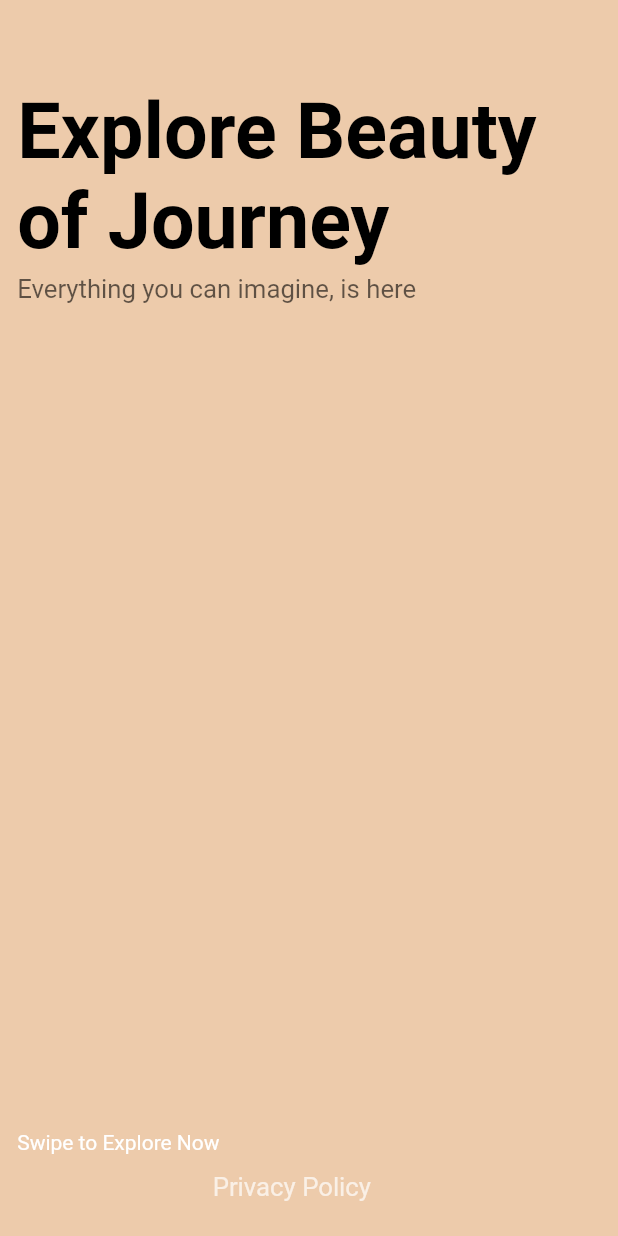
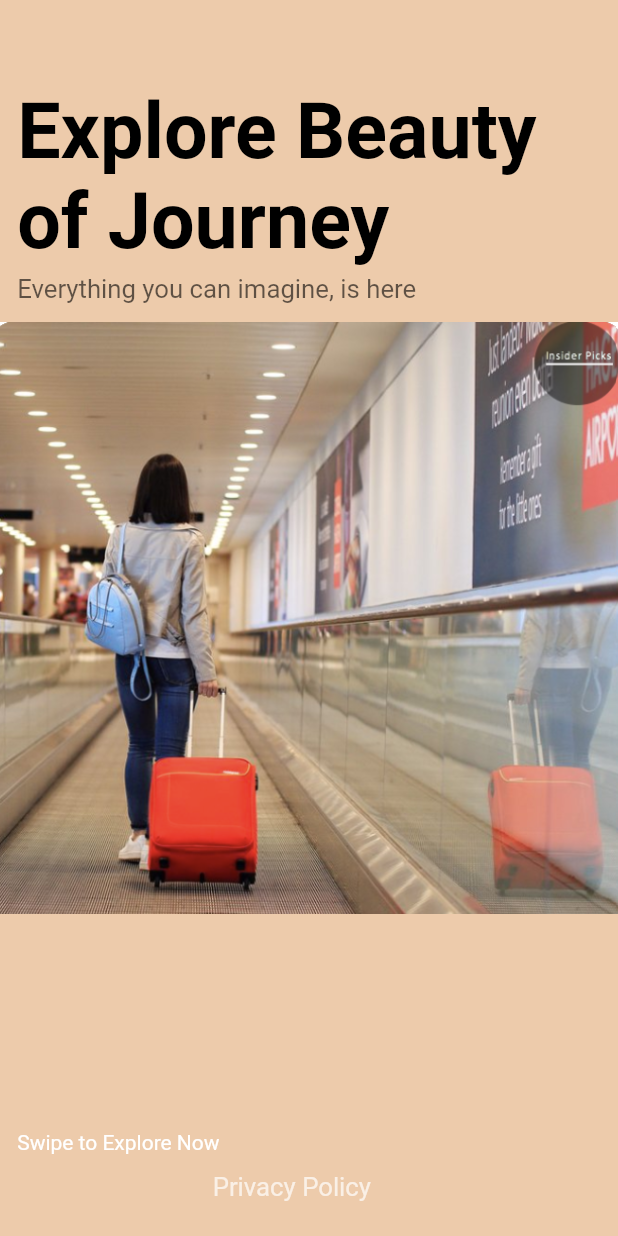
Before and after one commit to abdo2121nasser/shared-code, a Flutter app: the WelcomeScreen screen opened directly, on a phone screen of 412 x 824 dp. Run offline on Flutter 3.47's test engine with Material 2 defaults, Android fonts, the phone set to English and light mode, and no system bars; our stand-ins replace awesome_dialog, bloc, flutter_bloc, flutter_screenutil, sqflite; missing offline and left inert: flutter_swipe_button; accounts and stored records are empty; network calls fail.

Commit message:
finish ask except images

```diff
--- a/travel_app/lib/blocks/popular_category.dart
+++ b/travel_app/lib/blocks/popular_category.dart
@@ -26,11 +26,11 @@ class PopularCategory extends StatelessWidget {
               Text('Popular Categories',
                 style: TextStyle(fontSize: 23.sp, fontWeight: FontWeight.bold),),
               SizedBox(
-                height: 80.h,
+                height: 60.h,
                 child: ListView.separated(
                   padding: EdgeInsets.symmetric(horizontal: 20.sp),
                   scrollDirection: Axis.horizontal,
-                    itemBuilder: (context, index) => PopularCategoryicon(index: index),
+                    itemBuilder: (context, index) => PopularCategoryicon(index: index,flage: true,),
                     separatorBuilder: (context, index) => SizedBox(width: 30.sp,) ,
                     itemCount: cubit2.popularrDataModel.data!.length!),
               )
--- /dev/null
+++ b/travel_app/lib/clip_path/tringle_clip_path.dart
@@ -0,0 +1,23 @@
+import 'package:flutter/material.dart';
+
+
+
+class Tringle extends CustomClipper<Path>
+{
+  @override
+  Path getClip(Size size) {
+    final path=Path();
+    path.lineTo(size.width/2, 0);
+    path.lineTo(size.width, size.height);
+    path.lineTo(0, size.height);
+    path.lineTo(size.width/2, 0);
+    path.close();
+    return path;
+
+  }
+
+  @override
+  bool shouldReclip(covariant CustomClipper<Path> oldClipper) =>false;
+
+
+}
--- a/travel_app/lib/data_models/popular_category_data_model.dart
+++ b/travel_app/lib/data_models/popular_category_data_model.dart
@@ -1,5 +1,6 @@
 Map<String,dynamic> popularCategoryData= {
- "data":[ {
+ "data": [
+   {
     "image": "https://th.bing.com/th/id/R.238a691d66fa372509cc7fbdf09541ef?rik=wvto4pwD1BBTTQ&pid=ImgRaw&r=0",
     "name": "Flight"
   },
@@ -15,5 +16,23 @@ Map<String,dynamic> popularCategoryData= {
     "image": "https://www.prankster101.com/wp-content/uploads/event-icon.png",
     "name": "Event"
   }
+  ],
+  "feature": [
+    {
+      "image": "https://th.bing.com/th/id/R.6e068d8b3c533fc1af0e5903e884bd63?rik=dK%2bskOHCXtZi6g&pid=ImgRaw&r=0",
+      "name": "Maps"
+    },
+    {
+      "image": "https://th.bing.com/th/id/R.d87222045ab285cb8387c5650a0b03fa?rik=L11oSyIl6huw6g&riu=http%3a%2f%2fwww.bmj.com%2fcompany%2fwp-content%2fuploads%2f2014%2f08%2ftoolkit-user-guide-icon.png&ehk=vZNL4Gth8lUw8KTLRBZ95ewAvb1HS0QnxJ%2bQrLL24jY%3d&risl=&pid=ImgRaw&r=0",
+      "name": "Guide"
+    },
+    {
+      "image": "https://th.bing.com/th/id/R.5f074f3e5f70d58b349d31c159d04ab5?rik=QRdRLNYN6ofmUw&riu=http%3a%2f%2fimages.clipartpanda.com%2fday-clipart-day_and_night.png&ehk=%2frqfwSlr4Tm%2bPxQa3C0MYb8s6MtBHrhTmTiTp2jPdDA%3d&risl=&pid=ImgRaw&r=0",
+      "name":  "4 day 3 night"
+    },
+    {
+      "image": "https://th.bing.com/th/id/R.622430ca9439d8842d9a49a4412f7e6a?rik=Syoi7J2RNOnoWA&pid=ImgRaw&r=0",
+      "name": "Dinner"
+    }
   ]
 };
--- a/travel_app/lib/data_models/travel_data_model.dart
+++ b/travel_app/lib/data_models/travel_data_model.dart
@@ -8,52 +8,52 @@ Map<String,dynamic> travelData= {
       {
         "image":"https://img.freepik.com/premium-photo/mountain-sunset-beautiful-landscape_756748-161.jpg",
         "placeName": "Mount Biomo",
-        "price": 890,
+        "price": 840,
         "country": "Thailand"
       },
       {
-        "image":"https://img.freepik.com/premium-photo/mountain-sunset-beautiful-landscape_756748-161.jpg",
-        "placeName": "Mount Biomo",
-        "price": 890,
+        "image":"https://th.bing.com/th/id/OIP.7yRE4s5E14QHnU3UOBLRXgHaE8?pid=ImgDet&rs=1",
+        "placeName": "koh Phi Phi",
+        "price": 600,
         "country": "Thailand"
       },
       {
-        "image":"https://img.freepik.com/premium-photo/mountain-sunset-beautiful-landscape_756748-161.jpg",
-        "placeName": "Mount Biomo",
-        "price": 890,
+        "image":"https://th.bing.com/th/id/OIP.NPUdsmWtPqExkUYS2GJM8gHaFT?pid=ImgDet&rs=1",
+        "placeName": "everist",
+        "price": 500,
         "country": "Thailand"
       },
     ]
   },
     {
-      "image": "https://th.bing.com/th/id/R.649a18f702209ecaa624609df02bbe2d?rik=FeoMLGCNxGhKEQ&riu=http%3a%2f%2fcypressintegration.com%2fwp-content%2fuploads%2f2015%2f07%2fMountain-Icon.png&ehk=%2fqtmEtxYZehtG3Gcyw8PupBuGiw2SEFOCwo6xLC9EtI%3d&risl=&pid=ImgRaw&r=0",
+      "image": "https://th.bing.com/th/id/R.3ddc518f9b0b4012fb5629445aa14995?rik=Nd%2bX%2fFGcYCzXJw&riu=http%3a%2f%2fpngimg.com%2fuploads%2fbeach%2fbeach_PNG3.png&ehk=inQqN1lR3hZsCO7i401fZqDijjeytacwex%2fa72gIGOM%3d&risl=&pid=I",
       "categoryName": "Beach",
       "CategoryColorFlage":false,
       "placeData": [
         {
-          "image":"https://th.bing.com/th/id/R.16ee6da026a00ad5ecaaf30b2c5aec12",
-          "placeName": "Mount Biomo",
-          "price": 890,
+          "image":"https://th.bing.com/th/id/OIP.aj6tVY9qGJLQKv0ipdyZ1QHaE7?pid=ImgDet&rs=1",
+          "placeName": "mayame",
+          "price": 700,
           "country": "Thailand"
         },
         {
-          "image":"https://th.bing.com/th/id/R.16ee6da026a00ad5ecaaf30b2c5aec12",
-          "placeName": "Mount Biomo",
-          "price": 890,
+          "image":"https://th.bing.com/th/id/R.cae36a6dc408045358f7909eff2415d1?rik=OHzeUajSgu34jg&riu=http%3a%2f%2ftessheaven.com%2fwp-content%2fuploads%2f2015%2f02%2fSingapore-beach.jpg&ehk=gZOROuDkvw57%2bPqzurk%2f7vnc0Pb9I8ogyplm9uYzSjE%3d&risl=&pid=ImgRaw&r=0",
+          "placeName": "Singaphore",
+          "price": 870,
           "country": "Thailand"
         },
       ]
     },
     {
-      "image": "https://th.bing.com/th/id/R.649a18f702209ecaa624609df02bbe2d?rik=FeoMLGCNxGhKEQ&riu=http%3a%2f%2fcypressintegration.com%2fwp-content%2fuploads%2f2015%2f07%2fMountain-Icon.png&ehk=%2fqtmEtxYZehtG3Gcyw8PupBuGiw2SEFOCwo6xLC9EtI%3d&risl=&pid=ImgRaw&r=0",
-      "categoryName": "Mountain",
+      "image": "https://th.bing.com/th/id/OIP.5WC_sNKLbKf-YJMtig4JiwHaHi?pid=ImgDet&rs=1",
+      "categoryName": "Party",
       "CategoryColorFlage":false,
       "placeData": [
 {
-        "image":"https://th.bing.com/th/id/R.16ee6da026a00ad5ecaaf30b2c5aec12",
+        "image":"https://www.magneticmag.com/.image/c_limit%2Ccs_srgb%2Cfl_progressive%2Cq_auto:good%2Cw_700/MTY3MzU3OTc5NjYwNzIzODI0/tgn-purple-spots-no-logo.jpg",
 
-        "placeName": "Mount Biomo",
-        "price": 890,
+        "placeName": "maryna party",
+        "price": 80,
         "country": "Thailand"
       }
       ]
--- a/travel_app/lib/main.dart
+++ b/travel_app/lib/main.dart
@@ -1,5 +1,6 @@
 import 'package:flutter/material.dart';
 import 'package:flutter_screenutil/flutter_screenutil.dart';
+import 'package:travel_app/screens/detail_screen.dart';
 import 'package:travel_app/screens/user_screen.dart';
 import 'package:travel_app/screens/welcome_screen.dart';
 import 'package:flutter_bloc/flutter_bloc.dart';
@@ -32,7 +33,7 @@ class TravelApp extends StatelessWidget {
           builder: (_ , child) {
             return MaterialApp(
               debugShowCheckedModeBanner: false,
-        home: UserScreen(),
+        home: WelcomeScreen(),
             );
           },
 
--- a/travel_app/lib/models/popular_category_model.dart
+++ b/travel_app/lib/models/popular_category_model.dart
@@ -1,7 +1,8 @@
 class PopularModel {
   List<Data>? data;
+  List<Data>? feature;
 
-  PopularModel({this.data});
+  PopularModel({this.data, this.feature});
 
   PopularModel.fromJson(Map<String, dynamic> json) {
     if (json['data'] != null) {
@@ -10,12 +11,21 @@ class PopularModel {
         data!.add(new Data.fromJson(v));
       });
     }
+    if (json['feature'] != null) {
+      feature = <Data>[];
+      json['feature'].forEach((v) {
+        feature!.add(new Data.fromJson(v));
+      });
+    }
   }
 
   Map<String, dynamic> toJson() {
     final Map<String, dynamic> data = new Map<String, dynamic>();
     if (this.data != null) {
       data['data'] = this.data!.map((v) => v.toJson()).toList();
+    }
+    if (this.feature != null) {
+      data['feature'] = this.feature!.map((v) => v.toJson()).toList();
     }
     return data;
   }
--- a/travel_app/lib/screens/welcome_screen.dart
+++ b/travel_app/lib/screens/welcome_screen.dart
@@ -11,7 +11,15 @@ class WelcomeScreen extends StatelessWidget {
   Widget build(BuildContext context) {
     return Scaffold(
       backgroundColor: const Color(0xffEDCBAB),
-      body:  Padding(
+      body:  Stack(
+        children:[ Container(
+          decoration: BoxDecoration(
+            image: DecorationImage(
+              image: Image.asset('lib/assets/traveler.png',fit: BoxFit.fill).image
+            )
+          ),
+        ),
+          Padding(
           padding:  EdgeInsets.only(left: 10.sp),
           child: Column(
             crossAxisAlignment: CrossAxisAlignment.start ,
@@ -46,6 +54,7 @@ class WelcomeScreen extends StatelessWidget {
            )
             ],
           ),
+        ),]
       )
 
     );
```
Also changed, not shown: travel_app/lib/blocks/button.dart (added, +28 -0 lines), travel_app/lib/blocks/city_place_block.dart (+5 -4 lines), travel_app/lib/blocks/explore_cities.dart (+12 -5 lines), travel_app/lib/blocks/popular_category_icon.dart (+7 -5 lines), travel_app/lib/cubits/travel_cubit.dart (+20 -8 lines), travel_app/lib/screens/detail_screen.dart (added, +173 -0 lines), travel_app/lib/screens/user_screen.dart (+10 -5 lines), travel_app/lib/assets/traveler.png (added). Lines whose indentation alone changed are shown as unchanged.
